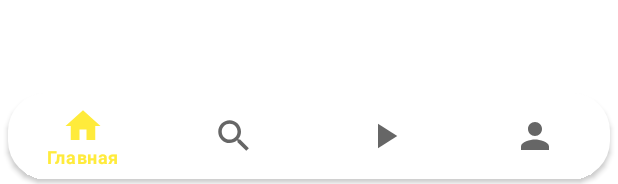
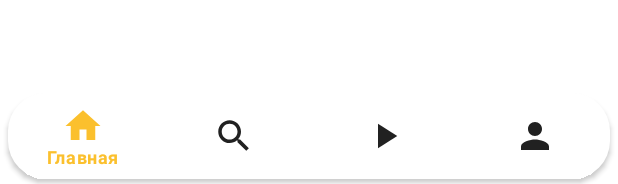
Before and after one commit to basedep/SchoolOfEffectiveCommunication, an Android app: the layout activity_main.xml on its own in the app's theme, with its tools: preview values and no code run, on a phone screen of 412 x 824 dp. Shown: the part 1049-1233 px from the top of the screen. Run offline under Robolectric (Android 15) with nearby library versions, the phone set to English and light mode, and no system bars.

Commit message:
changed target and compile version to 32, added selector for bottomNavigationView

```diff
--- a/app/build.gradle
+++ b/app/build.gradle
@@ -8,12 +8,12 @@ plugins {
 }
 
 android {
-    compileSdk 33
+    compileSdk 32
 
     defaultConfig {
         applicationId "projects.school.comunication"
         minSdk 21
-        targetSdk 33
+        targetSdk 32
         versionCode 1
         versionName "1.0"
 
@@ -37,7 +37,7 @@ android {
 
 dependencies {
 
-    implementation 'androidx.core:core-ktx:1.9.0'
+    implementation 'androidx.core:core-ktx:1.8.0'
     implementation 'androidx.appcompat:appcompat:1.5.1'
     implementation 'com.google.android.material:material:1.7.0'
     implementation 'androidx.constraintlayout:constraintlayout:2.1.4'
--- /dev/null
+++ b/app/src/main/res/drawable/bottom_nav_item_selector.xml
@@ -0,0 +1,5 @@
+<?xml version="1.0" encoding="utf-8"?>
+<selector xmlns:android="http://schemas.android.com/apk/res/android">
+    <item android:state_checked="true" android:color="@color/dark_primary" />
+    <item android:state_checked="false" android:color="@color/primary_text"/>
+</selector>
--- a/app/src/main/res/values/themes.xml
+++ b/app/src/main/res/values/themes.xml
@@ -16,11 +16,13 @@
         <!-- Customize your theme here. -->
     </style>
 
-    <style name="BottomNavStyle">
-            <item name="android:background">@drawable/bottom_navigation_shape</item>
-            <item name="boxCornerRadiusTopStart">10dp</item>
-            <item name="itemIconSize">28dp</item>
-            <item name="elevation">2dp</item>
+    <style name="BottomNavStyle" parent="Widget.MaterialComponents.BottomNavigationView">
+        <item name="android:background">@drawable/bottom_navigation_shape</item>
+        <item name="boxCornerRadiusTopStart">10dp</item>
+        <item name="itemIconSize">28dp</item>
+        <item name="elevation">2dp</item>
+        <item name="itemTextColor">@drawable/bottom_nav_item_selector</item>
+        <item name="itemIconTint">@drawable/bottom_nav_item_selector</item>
     </style>
 
 
```
